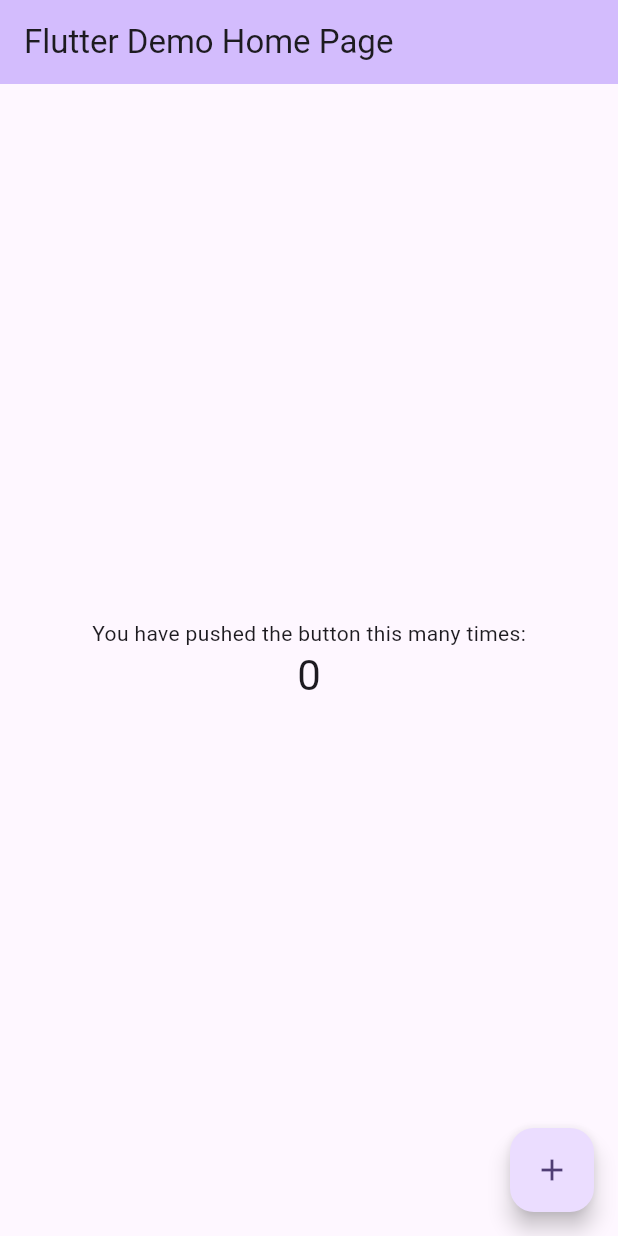
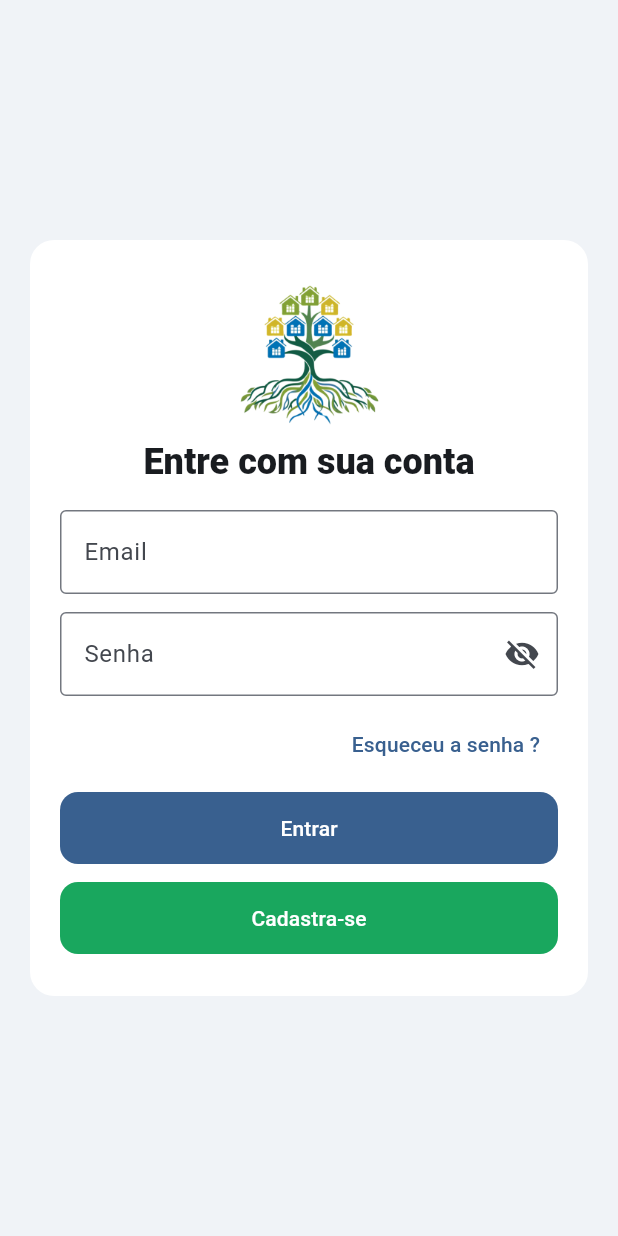
Before and after one commit to Dev-Sphere-Enterprise/FamiliaEscolaApp, a Flutter app: the screen it shows after launch, on a phone screen of 412 x 824 dp. Run offline on Flutter 3.47's test engine with Material 3 defaults, Android fonts, the light colour scheme and no system bars; our stand-ins replace cloud_firestore, firebase_auth, firebase_core; accounts and stored records are empty.

Commit message:
Criando tela e serviço de login

```diff
--- a/lib/main.dart
+++ b/lib/main.dart
@@ -1,122 +1,83 @@
 import 'package:flutter/material.dart';
+import 'package:firebase_core/firebase_core.dart';
+import 'firebase_options.dart';
+import 'pages/login_page.dart';
+import 'pages/home_page.dart'; // Import da nova HomePage
+import 'package:firebase_auth/firebase_auth.dart';
+import 'package:cloud_firestore/cloud_firestore.dart';
 
-void main() {
-  runApp(const MyApp());
+Future<void> main() async {
+  WidgetsFlutterBinding.ensureInitialized();
+  await Firebase.initializeApp(
+    options: DefaultFirebaseOptions.currentPlatform,
+  );
+  runApp(const FamiliaEscolaApp());
 }
 
-class MyApp extends StatelessWidget {
-  const MyApp({super.key});
+class FamiliaEscolaApp extends StatelessWidget {
+  const FamiliaEscolaApp({super.key});
 
-  // This widget is the root of your application.
   @override
   Widget build(BuildContext context) {
     return MaterialApp(
-      title: 'Flutter Demo',
+      debugShowCheckedModeBanner: false,
+      title: 'Família & Escola',
       theme: ThemeData(
-        // This is the theme of your application.
-        //
-        // TRY THIS: Try running your application with "flutter run". You'll see
-        // the application has a purple toolbar. Then, without quitting the app,
-        // try changing the seedColor in the colorScheme below to Colors.green
-        // and then invoke "hot reload" (save your changes or press the "hot
-        // reload" button in a Flutter-supported IDE, or press "r" if you used
-        // the command line to start the app).
-        //
-        // Notice that the counter didn't reset back to zero; the application
-        // state is not lost during the reload. To reset the state, use hot
-        // restart instead.
-        //
-        // This works for code too, not just values: Most code changes can be
-        // tested with just a hot reload.
-        colorScheme: ColorScheme.fromSeed(seedColor: Colors.deepPurple),
+        colorScheme: ColorScheme.fromSeed(seedColor: const Color(0xFF1E88E5)),
+        useMaterial3: true,
       ),
-      home: const MyHomePage(title: 'Flutter Demo Home Page'),
+      home: const AuthGate(),
     );
   }
 }
 
-class MyHomePage extends StatefulWidget {
-  const MyHomePage({super.key, required this.title});
+class AuthGate extends StatelessWidget {
+  const AuthGate({super.key});
 
-  // This widget is the home page of your application. It is stateful, meaning
-  // that it has a State object (defined below) that contains fields that affect
-  // how it looks.
-
-  // This class is the configuration for the state. It holds the values (in this
-  // case the title) provided by the parent (in this case the App widget) and
-  // used by the build method of the State. Fields in a Widget subclass are
-  // always marked "final".
-
-  final String title;
-
-  @override
-  State<MyHomePage> createState() => _MyHomePageState();
-}
-
-class _MyHomePageState extends State<MyHomePage> {
-  int _counter = 0;
-
-  void _incrementCounter() {
-    setState(() {
-      // This call to setState tells the Flutter framework that something has
-      // changed in this State, which causes it to rerun the build method below
-      // so that the display can reflect the updated values. If we changed
-      // _counter without calling setState(), then the build method would not be
-      // called again, and so nothing would appear to happen.
-      _counter++;
-    });
+  Future<Map<String, dynamic>?> _buscarDadosUsuario(String uid) async {
+    final doc = await FirebaseFirestore.instance.collection('usuarios').doc(uid).get();
+    return doc.data();
   }
 
   @override
   Widget build(BuildContext context) {
-    // This method is rerun every time setState is called, for instance as done
-    // by the _incrementCounter method above.
-    //
-    // The Flutter framework has been optimized to make rerunning build methods
-    // fast, so that you can just rebuild anything that needs updating rather
-    // than having to individually change instances of widgets.
-    return Scaffold(
-      appBar: AppBar(
-        // TRY THIS: Try changing the color here to a specific color (to
-        // Colors.amber, perhaps?) and trigger a hot reload to see the AppBar
-        // change color while the other colors stay the same.
-        backgroundColor: Theme.of(context).colorScheme.inversePrimary,
-        // Here we take the value from the MyHomePage object that was created by
-        // the App.build method, and use it to set our appbar title.
-        title: Text(widget.title),
-      ),
-      body: Center(
-        // Center is a layout widget. It takes a single child and positions it
-        // in the middle of the parent.
-        child: Column(
-          // Column is also a layout widget. It takes a list of children and
-          // arranges them vertically. By default, it sizes itself to fit its
-          // children horizontally, and tries to be as tall as its parent.
-          //
-          // Column has various properties to control how it sizes itself and
-          // how it positions its children. Here we use mainAxisAlignment to
-          // center the children vertically; the main axis here is the vertical
-          // axis because Columns are vertical (the cross axis would be
-          // horizontal).
-          //
-          // TRY THIS: Invoke "debug painting" (choose the "Toggle Debug Paint"
-          // action in the IDE, or press "p" in the console), to see the
-          // wireframe for each widget.
-          mainAxisAlignment: MainAxisAlignment.center,
-          children: <Widget>[
-            const Text('You have pushed the button this many times:'),
-            Text(
-              '$_counter',
-              style: Theme.of(context).textTheme.headlineMedium,
-            ),
-          ],
-        ),
-      ),
-      floatingActionButton: FloatingActionButton(
-        onPressed: _incrementCounter,
-        tooltip: 'Increment',
-        child: const Icon(Icons.add),
-      ), // This trailing comma makes auto-formatting nicer for build methods.
+    return StreamBuilder<User?>(
+      stream: FirebaseAuth.instance.authStateChanges(),
+      builder: (context, snapshot) {
+        if (snapshot.connectionState == ConnectionState.waiting) {
+          return const Scaffold(
+            body: Center(child: CircularProgressIndicator()),
+          );
+        }
+
+        if (snapshot.hasData) {
+          final user = snapshot.data!;
+          return FutureBuilder<Map<String, dynamic>?>(
+            future: _buscarDadosUsuario(user.uid),
+            builder: (context, userSnapshot) {
+              if (userSnapshot.connectionState == ConnectionState.waiting) {
+                return const Scaffold(
+                  body: Center(child: CircularProgressIndicator()),
+                );
+              }
+
+              if (userSnapshot.hasError || !userSnapshot.hasData) {
+                return const Scaffold(
+                  body: Center(child: Text('Erro ao carregar dados do usuário')),
+                );
+              }
+
+              final dados = userSnapshot.data!;
+              return HomePage(
+                nomeUsuario: dados['nome'] ?? 'Usuário',
+                tipoPerfil: dados['perfil'] ?? 'Desconhecido',
+              );
+            },
+          );
+        }
+
+        return const LoginPage();
+      },
     );
   }
 }
--- /dev/null
+++ b/lib/pages/login_page.dart
@@ -0,0 +1,233 @@
+import 'package:firebase_auth/firebase_auth.dart';
+import 'package:flutter/material.dart';
+
+class LoginPage extends StatefulWidget {
+  const LoginPage({super.key});
+
+  @override
+  State<LoginPage> createState() => _LoginPageState();
+}
+
+class _LoginPageState extends State<LoginPage> {
+  final _formKey = GlobalKey<FormState>();
+  final _emailCtrl = TextEditingController();
+  final _passCtrl = TextEditingController();
+
+  bool _obscure = true;
+  bool _loading = false;
+
+  @override
+  void dispose() {
+    _emailCtrl.dispose();
+    _passCtrl.dispose();
+    super.dispose();
+  }
+
+  Future<void> _signIn() async {
+    if (!_formKey.currentState!.validate()) return;
+
+    setState(() => _loading = true);
+    try {
+      await FirebaseAuth.instance.signInWithEmailAndPassword(
+        email: _emailCtrl.text.trim(),
+        password: _passCtrl.text,
+      );
+      // authStateChanges do AuthGate cuidará da navegação
+    } on FirebaseAuthException catch (e) {
+      final message = _mapFirebaseError(e);
+      _showSnack(message);
+    } catch (_) {
+      _showSnack('Ocorreu um erro inesperado. Tente novamente.');
+    } finally {
+      if (mounted) setState(() => _loading = false);
+    }
+  }
+
+  Future<void> _forgotPassword() async {
+    final email = _emailCtrl.text.trim();
+    if (email.isEmpty) {
+      _showSnack('Informe seu e-mail para receber o link de redefinição.');
+      return;
+    }
+    try {
+      await FirebaseAuth.instance.sendPasswordResetEmail(email: email);
+      _showSnack('Enviamos um e-mail para redefinir sua senha.');
+    } on FirebaseAuthException catch (e) {
+      _showSnack(_mapFirebaseError(e));
+    }
+  }
+
+  String _mapFirebaseError(FirebaseAuthException e) {
+    switch (e.code) {
+      case 'invalid-email':
+        return 'E-mail inválido.';
+      case 'user-disabled':
+        return 'Usuário desabilitado.';
+      case 'user-not-found':
+        return 'Usuário não encontrado.';
+      case 'wrong-password':
+        return 'Senha incorreta.';
+      case 'too-many-requests':
+        return 'Muitas tentativas. Tente mais tarde.';
+      default:
+        return 'Falha na autenticação (${e.code}).';
+    }
+  }
+
+  void _showSnack(String msg) {
+    ScaffoldMessenger.of(context).showSnackBar(
+      SnackBar(content: Text(msg)),
+    );
+  }
+
+  @override
+  Widget build(BuildContext context) {
+    final maxWidth = 420.0;
+
+    return Scaffold(
+      backgroundColor: const Color(0xFFF0F3F7),
+      body: SafeArea(
+        child: Center(
+          child: ConstrainedBox(
+            constraints: BoxConstraints(maxWidth: maxWidth),
+            child: Padding(
+              padding: const EdgeInsets.symmetric(horizontal: 16, vertical: 12),
+              child: Card(
+                elevation: 0,
+                color: Colors.white,
+                clipBehavior: Clip.antiAlias,
+                shape: RoundedRectangleBorder(
+                  borderRadius: BorderRadius.circular(16),
+                ),
+                child: SingleChildScrollView(
+                  padding: const EdgeInsets.fromLTRB(20, 28, 20, 28),
+                  child: Column(
+                    crossAxisAlignment: CrossAxisAlignment.stretch,
+                    children: [
+                      // Logo
+                      Padding(
+                        padding: const EdgeInsets.only(bottom: 16),
+                        child: Column(
+                          children: [
+                            SizedBox(
+                              height: 96,
+                              child: Image.asset(
+                                'assets/logo.png',
+                                fit: BoxFit.contain,
+                                errorBuilder: (_, __, ___) =>
+                                const Icon(Icons.school, size: 64),
+                              ),
+                            ),
+                            const SizedBox(height: 8),
+                            Text(
+                              'Entre com sua conta',
+                              style: Theme.of(context).textTheme.headlineSmall?.copyWith(
+                                fontWeight: FontWeight.w800,
+                              ),
+                              textAlign: TextAlign.left,
+                            ),
+                          ],
+                        ),
+                      ),
+
+                      // Form
+                      Form(
+                        key: _formKey,
+                        child: Column(
+                          children: [
+                            TextFormField(
+                              controller: _emailCtrl,
+                              keyboardType: TextInputType.emailAddress,
+                              autofillHints: const [AutofillHints.username],
+                              decoration: const InputDecoration(
+                                labelText: 'Email',
+                                border: OutlineInputBorder(),
+                              ),
+                              validator: (v) {
+                                if ((v ?? '').trim().isEmpty) return 'Informe o e-mail';
+                                if (!RegExp(r'^[^@]+@[^@]+\.[^@]+').hasMatch(v!.trim())) {
+                                  return 'E-mail inválido';
+                                }
+                                return null;
+                              },
+                            ),
+                            const SizedBox(height: 12),
+                            TextFormField(
+                              controller: _passCtrl,
+                              autofillHints: const [AutofillHints.password],
+                              obscureText: _obscure,
+                              decoration: InputDecoration(
+                                labelText: 'Senha',
+                                border: const OutlineInputBorder(),
+                                suffixIcon: IconButton(
+                                  icon: Icon(_obscure ? Icons.visibility_off : Icons.visibility),
+                                  onPressed: () => setState(() => _obscure = !_obscure),
+                                ),
+                              ),
+                              validator: (v) {
+                                if ((v ?? '').isEmpty) return 'Informe a senha';
+                                if ((v!).length < 6) return 'Mínimo de 6 caracteres';
+                                return null;
+                              },
+                            ),
+                          ],
+                        ),
+                      ),
+
+                      const SizedBox(height: 8),
+                      Align(
+                        alignment: Alignment.centerRight,
+                        child: TextButton(
+                          onPressed: _loading ? null : _forgotPassword,
+                          child: const Text('Esqueceu a senha ?'),
+                        ),
+                      ),
+
+                      const SizedBox(height: 8),
+                      // Botão Entrar
+                      FilledButton(
+                        onPressed: _loading ? null : _signIn,
+                        style: FilledButton.styleFrom(
+                          padding: const EdgeInsets.symmetric(vertical: 14),
+                          shape: RoundedRectangleBorder(
+                            borderRadius: BorderRadius.circular(12),
+                          ),
+                        ),
+                        child: _loading
+                            ? const SizedBox(
+                          height: 20,
+                          width: 20,
+                          child: CircularProgressIndicator(strokeWidth: 2),
+                        )
+                            : const Text('Entrar'),
+                      ),
+
+                      const SizedBox(height: 12),
+                      // Botão Cadastrar-se (navegue p/ tela de registro ou use FirebaseUI)
+                      OutlinedButton(
+                        onPressed: _loading ? null : () {
+                          // TODO: navegar para a tela de cadastro
+                          _showSnack('Tela de cadastro em breve 😉');
+                        },
+                        style: OutlinedButton.styleFrom(
+                          padding: const EdgeInsets.symmetric(vertical: 14),
+                          shape: RoundedRectangleBorder(
+                            borderRadius: BorderRadius.circular(12),
+                          ),
+                          side: const BorderSide(width: 0, color: Colors.transparent),
+                          backgroundColor: const Color(0xFF19A75E),
+                          foregroundColor: Colors.white,
+                        ),
+                        child: const Text('Cadastra-se'),
+                      ),
+                    ],
+                  ),
+                ),
+              ),
+            ),
+          ),
+        ),
+      ),
+    );
+  }
+}
--- /dev/null
+++ b/lib/services/auth_service.dart
@@ -0,0 +1,37 @@
+import 'package:firebase_auth/firebase_auth.dart';
+import 'package:cloud_firestore/cloud_firestore.dart';
+
+class AuthService {
+  final _auth = FirebaseAuth.instance;
+  final _db = FirebaseFirestore.instance;
+
+  Stream<User?> get onAuthStateChanged => _auth.authStateChanges();
+
+  Future<UserCredential> signIn(String email, String senha) async {
+    return await _auth.signInWithEmailAndPassword(email: email, password: senha);
+  }
+
+  Future<UserCredential> signUp({
+    required String nome,
+    required String email,
+    required String senha,
+    required String role, // 'responsavel' | 'gestao'
+  }) async {
+    final cred = await _auth.createUserWithEmailAndPassword(email: email, password: senha);
+    await _db.collection('users').doc(cred.user!.uid).set({
+      'nome': nome,
+      'email': email,
+      'role': role,
+      'alunosVinculados': [],
+      'turmasVinculadas': [],
+    });
+    return cred;
+  }
+
+  Future<void> signOut() => _auth.signOut();
+
+  Future<String?> getRole(String uid) async {
+    final doc = await _db.collection('users').doc(uid).get();
+    return doc.data()?['role'] as String?;
+  }
+}
--- a/pubspec.yaml
+++ b/pubspec.yaml
@@ -61,6 +61,8 @@ flutter:
   # included with your application, so that you can use the icons in
   # the material Icons class.
   uses-material-design: true
+  assets:
+    - assets/logo.png
 
   # To add assets to your application, add an assets section, like this:
   # assets:
```
Also changed, not shown: lib/auth_gate.dart (added, +56 -0 lines), lib/pages/home_page.dart (added, +111 -0 lines), lib/pages/splash_page.dart (added, +60 -0 lines), assets/logo.png (added), 1 other file.
